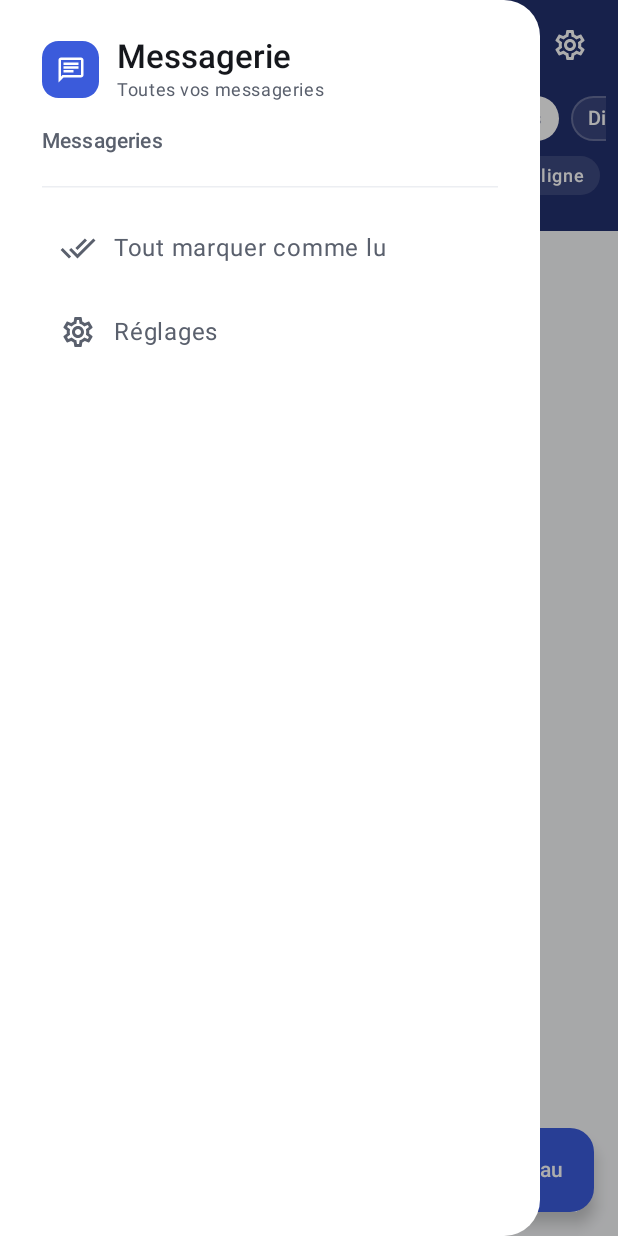
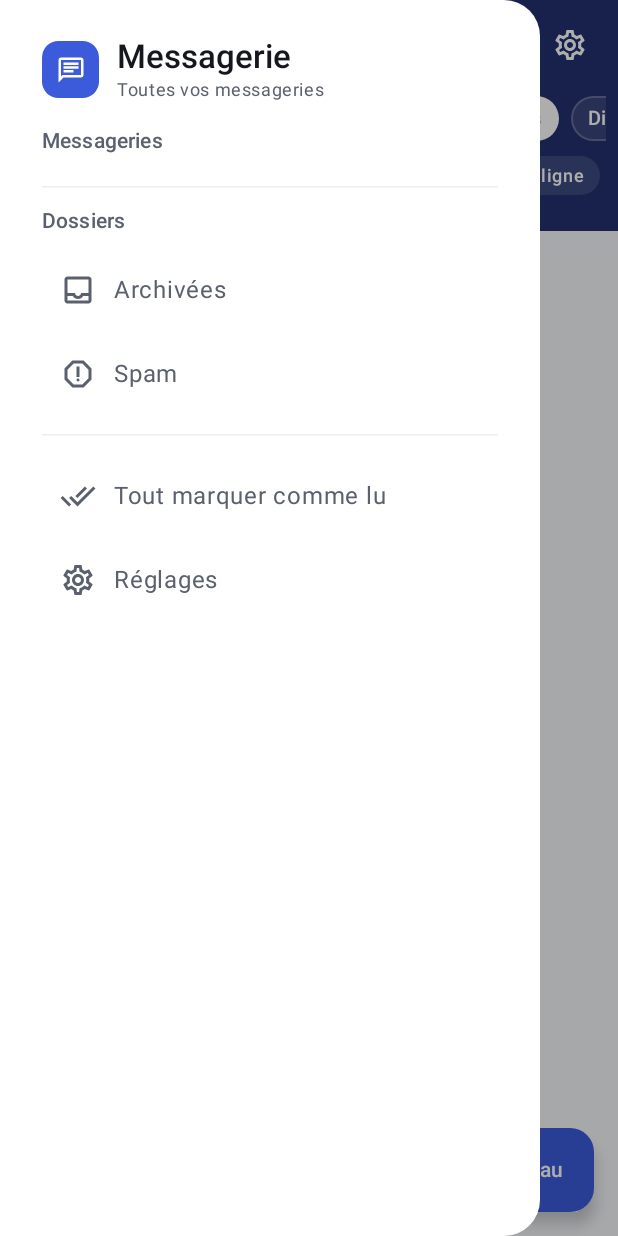
Before and after one commit to johngit9/messagerie-android, an Android app built with Jetpack Compose: the EcranListe screen opened through its navigation route, after a tap on "Menu", on a phone screen of 412 x 824 dp. Run offline under Robolectric (Android 15) with nearby library versions, the phone set to English and light mode, and no system bars; Roboto replaces fonts that are not available here; 2 other taps on this screen came first.

Commit message:
Réactions iPhone collées au message ; dossiers Archivées et Spam dans le menu
- SMS / RCS : « 😂 à "…" », « A aimé "…" », « Reacted 👍 to "…" » deviennent une réaction sur le message visé (plus de bulle ni de notification), anciennes comprises
- Menu latéral : dossiers Archivées et Spam toujours accessibles, avec leur nombre

Co-Authored-By: Claude Opus 5.5 <noreply@anthropic.com>
Claude-Session: https://claude.ai/code/session_013YLP1qF9QNeMZcuc7RCWsN

```diff
--- a/app/src/main/java/fr/messagerie/unifiee/Matrix.kt
+++ b/app/src/main/java/fr/messagerie/unifiee/Matrix.kt
@@ -564,6 +564,11 @@ class SyncPont(
             if (i >= 0) lot[i] = remplace else maj.add(remplace)
         }
         archive.enregistrerMessages(maj)
+        // Réactions iPhone arrivées en texte (« 😂 à "…" ») : collées au message visé, sans bulle
+        if (lot.any { Tapback.lire(it.texte) != null }) {
+            val (vrais, tapbacks) = Tapback.separer(lot, archive.messages(conv, null, 300))
+            lot.clear(); lot.addAll(vrais); reactions.addAll(tapbacks)
+        }
         val deja = archive.existantes(lot.map { it.cle })
         val nouveaux = lot.filter { it.cle !in deja }
         archive.enregistrerMessages(nouveaux)
--- a/app/src/main/java/fr/messagerie/unifiee/ui/Liste.kt
+++ b/app/src/main/java/fr/messagerie/unifiee/ui/Liste.kt
@@ -40,6 +40,7 @@ import androidx.compose.material.icons.outlined.DoneAll
 import androidx.compose.material.icons.outlined.ErrorOutline
 import androidx.compose.material.icons.outlined.Forum
 import androidx.compose.material.icons.outlined.Inbox
+import androidx.compose.material.icons.outlined.Report
 import androidx.compose.material.icons.outlined.Edit
 import androidx.compose.material.icons.outlined.PushPin
 import androidx.compose.material.icons.outlined.MarkEmailRead
@@ -119,7 +120,8 @@ fun EcranListe(e: Etat, vm: ListeVM, ouvrir: (String) -> Unit, ouvrirReglages: (
         drawerState = tiroir,
         drawerContent = {
             Tiroir(e, sources, fermer = { portee.launch { tiroir.close() } }, ouvrirReglages = ouvrirReglages,
-                choisirSource = { vm.source.value = it; vm.vue.value = Vue.Toutes })
+                choisirSource = { vm.source.value = it; vm.vue.value = Vue.Toutes },
+                choisirVue = { vm.source.value = null; vm.vue.value = it })
         },
     ) {
         Scaffold(
@@ -351,7 +353,8 @@ private fun OngletSource(nom: String, source: Source?, choisi: Boolean, n: Int,
 }
 
 @Composable
-private fun Tiroir(e: Etat, sources: List<Source>, fermer: () -> Unit, ouvrirReglages: () -> Unit, choisirSource: (Source) -> Unit) {
+private fun Tiroir(e: Etat, sources: List<Source>, fermer: () -> Unit, ouvrirReglages: () -> Unit, choisirSource: (Source) -> Unit,
+                   choisirVue: (Vue) -> Unit) {
     ModalDrawerSheet(drawerShape = RoundedCornerShape(topEnd = 24.dp, bottomEnd = 24.dp)) {
         Column(Modifier.verticalScroll(rememberScrollState()).padding(horizontal = 12.dp)) {
             Row(Modifier.padding(start = 16.dp, top = 24.dp, bottom = 16.dp), verticalAlignment = Alignment.CenterVertically) {
@@ -385,6 +388,19 @@ private fun Tiroir(e: Etat, sources: List<Source>, fermer: () -> Unit, ouvrirReg
                         }
                     },
                     selected = false, onClick = { choisirSource(s); fermer() },
+                    modifier = Modifier.padding(NavigationDrawerItemDefaults.ItemPadding),
+                )
+            }
+            HorizontalDivider(Modifier.padding(horizontal = 16.dp, vertical = 12.dp))
+            Text("Dossiers", style = MaterialTheme.typography.titleSmall, color = MaterialTheme.colorScheme.onSurfaceVariant,
+                modifier = Modifier.padding(start = 16.dp, bottom = 8.dp))
+            // Toujours accessibles, même vides
+            listOf(Triple(Vue.Archivees, Icons.Outlined.Inbox, e.conversations.count { e.estArchivee(it) }),
+                Triple(Vue.Spam, Icons.Outlined.Report, e.nombreSpams)).forEach { (v, icone, n) ->
+                NavigationDrawerItem(
+                    label = { Text(v.libelle) }, icon = { Icon(icone, null) },
+                    badge = { if (n > 0) Text("$n", color = MaterialTheme.colorScheme.onSurfaceVariant) },
+                    selected = false, onClick = { choisirVue(v); fermer() },
                     modifier = Modifier.padding(NavigationDrawerItemDefaults.ItemPadding),
                 )
             }
```
Also changed, not shown: app/src/main/java/fr/messagerie/unifiee/Moteur.kt (+16 -0 lines), app/src/main/java/fr/messagerie/unifiee/Tapback.kt (added, +62 -0 lines).
